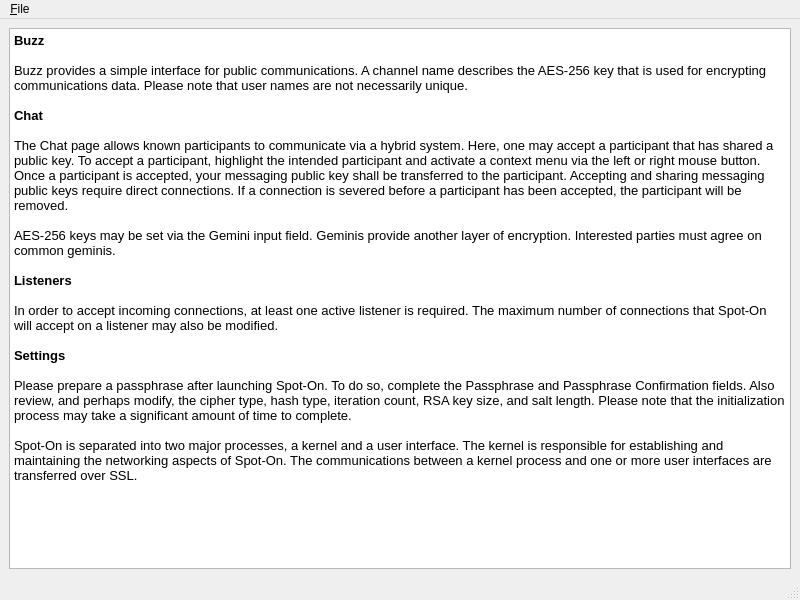
Old version of the form UI/docviewer.ui in the repository xloem/spot-on-svn.
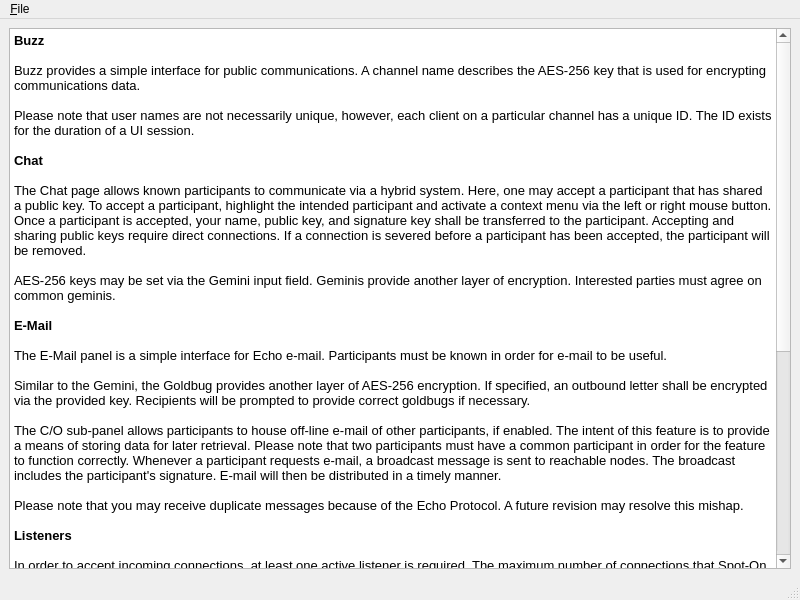
New version of the form. Icons and pictures are not drawn.

Commit message: Updated documentation. Removed extra widget from the control panel's Listeners page.

Patch:
```diff
--- a/UI/docviewer.ui
+++ b/UI/docviewer.ui
@@ -28,23 +28,45 @@
 &lt;/style&gt;&lt;/head&gt;&lt;body style=&quot; font-family:'Sans'; font-size:10pt; font-weight:400; font-style:normal;&quot;&gt;
 &lt;p style=&quot; margin-top:0px; margin-bottom:0px; margin-left:0px; margin-right:0px; -qt-block-indent:0; text-indent:0px;&quot;&gt;&lt;span style=&quot; font-weight:600;&quot;&gt;Buzz&lt;/span&gt;&lt;/p&gt;
 &lt;p style=&quot;-qt-paragraph-type:empty; margin-top:0px; margin-bottom:0px; margin-left:0px; margin-right:0px; -qt-block-indent:0; text-indent:0px;&quot;&gt;&lt;br /&gt;&lt;/p&gt;
-&lt;p style=&quot; margin-top:0px; margin-bottom:0px; margin-left:0px; margin-right:0px; -qt-block-indent:0; text-indent:0px;&quot;&gt;Buzz provides a simple interface for public communications. A channel name describes the AES-256 key that is used for encrypting communications data. Please note that user names are not necessarily unique.&lt;/p&gt;
+&lt;p style=&quot; margin-top:0px; margin-bottom:0px; margin-left:0px; margin-right:0px; -qt-block-indent:0; text-indent:0px;&quot;&gt;Buzz provides a simple interface for public communications. A channel name describes the AES-256 key that is used for encrypting communications data.&lt;/p&gt;
+&lt;p style=&quot;-qt-paragraph-type:empty; margin-top:0px; margin-bottom:0px; margin-left:0px; margin-right:0px; -qt-block-indent:0; text-indent:0px;&quot;&gt;&lt;br /&gt;&lt;/p&gt;
+&lt;p style=&quot; margin-top:0px; margin-bottom:0px; margin-left:0px; margin-right:0px; -qt-block-indent:0; text-indent:0px;&quot;&gt;Please note that user names are not necessarily unique, however, each client on a particular channel has a unique ID. The ID exists for the duration of a UI session.&lt;/p&gt;
 &lt;p style=&quot;-qt-paragraph-type:empty; margin-top:0px; margin-bottom:0px; margin-left:0px; margin-right:0px; -qt-block-indent:0; text-indent:0px; font-family:'Lucida Grande'; font-weight:600;&quot;&gt;&lt;br /&gt;&lt;/p&gt;
 &lt;p style=&quot; margin-top:0px; margin-bottom:0px; margin-left:0px; margin-right:0px; -qt-block-indent:0; text-indent:0px;&quot;&gt;&lt;span style=&quot; font-family:'Lucida Grande'; font-weight:600;&quot;&gt;Chat&lt;/span&gt;&lt;/p&gt;
 &lt;p style=&quot;-qt-paragraph-type:empty; margin-top:0px; margin-bottom:0px; margin-left:0px; margin-right:0px; -qt-block-indent:0; text-indent:0px; font-family:'Lucida Grande';&quot;&gt;&lt;br /&gt;&lt;/p&gt;
-&lt;p style=&quot; margin-top:0px; margin-bottom:0px; margin-left:0px; margin-right:0px; -qt-block-indent:0; text-indent:0px;&quot;&gt;&lt;span style=&quot; font-family:'Lucida Grande';&quot;&gt;The Chat page allows known participants to communicate via a hybrid system. Here, one may accept a participant that has shared a public key. To accept a participant, highlight the intended participant and activate a context menu via the left or right mouse button. Once a participant is accepted, your messaging public key shall be transferred to the participant. Accepting and sharing messaging public keys require direct connections. If a connection is severed before a participant has been accepted, the participant will be removed.&lt;/span&gt;&lt;/p&gt;
+&lt;p style=&quot; margin-top:0px; margin-bottom:0px; margin-left:0px; margin-right:0px; -qt-block-indent:0; text-indent:0px;&quot;&gt;&lt;span style=&quot; font-family:'Lucida Grande';&quot;&gt;The Chat page allows known participants to communicate via a hybrid system. Here, one may accept a participant that has shared a public key. To accept a participant, highlight the intended participant and activate a context menu via the left or right mouse button. Once a participant is accepted, your name, public key, and signature key shall be transferred to the participant. Accepting and sharing public keys require direct connections. If a connection is severed before a participant has been accepted, the participant will be removed.&lt;/span&gt;&lt;/p&gt;
 &lt;p style=&quot;-qt-paragraph-type:empty; margin-top:0px; margin-bottom:0px; margin-left:0px; margin-right:0px; -qt-block-indent:0; text-indent:0px; font-family:'Lucida Grande';&quot;&gt;&lt;br /&gt;&lt;/p&gt;
 &lt;p style=&quot; margin-top:0px; margin-bottom:0px; margin-left:0px; margin-right:0px; -qt-block-indent:0; text-indent:0px;&quot;&gt;&lt;span style=&quot; font-family:'Lucida Grande';&quot;&gt;AES-256 keys may be set via the Gemini input field. Geminis provide another layer of encryption. Interested parties must agree on common geminis.&lt;/span&gt;&lt;/p&gt;
 &lt;p style=&quot;-qt-paragraph-type:empty; margin-top:0px; margin-bottom:0px; margin-left:0px; margin-right:0px; -qt-block-indent:0; text-indent:0px; font-family:'Lucida Grande';&quot;&gt;&lt;br /&gt;&lt;/p&gt;
+&lt;p style=&quot; margin-top:0px; margin-bottom:0px; margin-left:0px; margin-right:0px; -qt-block-indent:0; text-indent:0px;&quot;&gt;&lt;span style=&quot; font-family:'Lucida Grande'; font-weight:600;&quot;&gt;E-Mail&lt;/span&gt;&lt;/p&gt;
+&lt;p style=&quot;-qt-paragraph-type:empty; margin-top:0px; margin-bottom:0px; margin-left:0px; margin-right:0px; -qt-block-indent:0; text-indent:0px; font-family:'Lucida Grande';&quot;&gt;&lt;br /&gt;&lt;/p&gt;
+&lt;p style=&quot; margin-top:0px; margin-bottom:0px; margin-left:0px; margin-right:0px; -qt-block-indent:0; text-indent:0px;&quot;&gt;&lt;span style=&quot; font-family:'Lucida Grande';&quot;&gt;The E-Mail panel is a simple interface for Echo e-mail. Participants must be known in order for e-mail to be useful.&lt;/span&gt;&lt;/p&gt;
+&lt;p style=&quot;-qt-paragraph-type:empty; margin-top:0px; margin-bottom:0px; margin-left:0px; margin-right:0px; -qt-block-indent:0; text-indent:0px; font-family:'Lucida Grande';&quot;&gt;&lt;br /&gt;&lt;/p&gt;
+&lt;p style=&quot; margin-top:0px; margin-bottom:0px; margin-left:0px; margin-right:0px; -qt-block-indent:0; text-indent:0px;&quot;&gt;&lt;span style=&quot; font-family:'Lucida Grande';&quot;&gt;Similar to the Gemini, the Goldbug provides another layer of AES-256 encryption. If specified, an outbound letter shall be encrypted via the provided key. Recipients will be prompted to provide correct goldbugs if necessary.&lt;/span&gt;&lt;/p&gt;
+&lt;p style=&quot;-qt-paragraph-type:empty; margin-top:0px; margin-bottom:0px; margin-left:0px; margin-right:0px; -qt-block-indent:0; text-indent:0px; font-family:'Lucida Grande';&quot;&gt;&lt;br /&gt;&lt;/p&gt;
+&lt;p style=&quot; margin-top:0px; margin-bottom:0px; margin-left:0px; margin-right:0px; -qt-block-indent:0; text-indent:0px;&quot;&gt;&lt;span style=&quot; font-family:'Lucida Grande';&quot;&gt;The C/O sub-panel allows participants to house off-line e-mail of other participants, if enabled. The intent of this feature is to provide a means of storing data for later retrieval. Please note that two participants must have a common participant in order for the feature to function correctly. Whenever a participant requests e-mail, a broadcast message is sent to reachable nodes. The broadcast includes the participant's signature. E-mail will then be distributed in a timely manner.&lt;/span&gt;&lt;/p&gt;
+&lt;p style=&quot;-qt-paragraph-type:empty; margin-top:0px; margin-bottom:0px; margin-left:0px; margin-right:0px; -qt-block-indent:0; text-indent:0px; font-family:'Lucida Grande';&quot;&gt;&lt;br /&gt;&lt;/p&gt;
+&lt;p style=&quot; margin-top:0px; margin-bottom:0px; margin-left:0px; margin-right:0px; -qt-block-indent:0; text-indent:0px;&quot;&gt;&lt;span style=&quot; font-family:'Lucida Grande';&quot;&gt;Please note that you may receive duplicate messages because of the Echo Protocol. A future revision may resolve this mishap.&lt;/span&gt;&lt;/p&gt;
+&lt;p style=&quot;-qt-paragraph-type:empty; margin-top:0px; margin-bottom:0px; margin-left:0px; margin-right:0px; -qt-block-indent:0; text-indent:0px; font-family:'Lucida Grande';&quot;&gt;&lt;br /&gt;&lt;/p&gt;
 &lt;p style=&quot; margin-top:0px; margin-bottom:0px; margin-left:0px; margin-right:0px; -qt-block-indent:0; text-indent:0px;&quot;&gt;&lt;span style=&quot; font-family:'Lucida Grande'; font-weight:600;&quot;&gt;Listeners&lt;/span&gt;&lt;/p&gt;
 &lt;p style=&quot;-qt-paragraph-type:empty; margin-top:0px; margin-bottom:0px; margin-left:0px; margin-right:0px; -qt-block-indent:0; text-indent:0px; font-family:'Lucida Grande';&quot;&gt;&lt;br /&gt;&lt;/p&gt;
-&lt;p style=&quot; margin-top:0px; margin-bottom:0px; margin-left:0px; margin-right:0px; -qt-block-indent:0; text-indent:0px;&quot;&gt;&lt;span style=&quot; font-family:'Lucida Grande';&quot;&gt;In order to accept incoming connections, at least one active listener is required. The maximum number of connections that Spot-On will accept on a listener may also be modified.&lt;/span&gt;&lt;/p&gt;
+&lt;p style=&quot; margin-top:0px; margin-bottom:0px; margin-left:0px; margin-right:0px; -qt-block-indent:0; text-indent:0px;&quot;&gt;&lt;span style=&quot; font-family:'Lucida Grande';&quot;&gt;In order to accept incoming connections, at least one active listener is required. The maximum number of connections that Spot-On will accept on a listener may also be modified. Echo modes and SSL key sizes may be selected as well.&lt;/span&gt;&lt;/p&gt;
+&lt;p style=&quot;-qt-paragraph-type:empty; margin-top:0px; margin-bottom:0px; margin-left:0px; margin-right:0px; -qt-block-indent:0; text-indent:0px; font-family:'Lucida Grande';&quot;&gt;&lt;br /&gt;&lt;/p&gt;
+&lt;p style=&quot; margin-top:0px; margin-bottom:0px; margin-left:0px; margin-right:0px; -qt-block-indent:0; text-indent:0px;&quot;&gt;&lt;span style=&quot; font-family:'Lucida Grande';&quot;&gt;Data that is transmitted on the Echo Protocol is subject to echoes. To restrict echoed data on a listener, simply select the Echo Mode. Please note that in order for a connection to be either full or half, both endpoints must agree on a mode.&lt;/span&gt;&lt;/p&gt;
+&lt;p style=&quot;-qt-paragraph-type:empty; margin-top:0px; margin-bottom:0px; margin-left:0px; margin-right:0px; -qt-block-indent:0; text-indent:0px; font-family:'Lucida Grande';&quot;&gt;&lt;br /&gt;&lt;/p&gt;
+&lt;p style=&quot; margin-top:0px; margin-bottom:0px; margin-left:0px; margin-right:0px; -qt-block-indent:0; text-indent:0px;&quot;&gt;&lt;span style=&quot; font-family:'Lucida Grande'; font-weight:600;&quot;&gt;Search&lt;/span&gt;&lt;/p&gt;
+&lt;p style=&quot;-qt-paragraph-type:empty; margin-top:0px; margin-bottom:0px; margin-left:0px; margin-right:0px; -qt-block-indent:0; text-indent:0px; font-family:'Lucida Grande';&quot;&gt;&lt;br /&gt;&lt;/p&gt;
+&lt;p style=&quot; margin-top:0px; margin-bottom:0px; margin-left:0px; margin-right:0px; -qt-block-indent:0; text-indent:0px;&quot;&gt;&lt;span style=&quot; font-family:'Lucida Grande';&quot;&gt;Not yet implemented.&lt;/span&gt;&lt;/p&gt;
 &lt;p style=&quot;-qt-paragraph-type:empty; margin-top:0px; margin-bottom:0px; margin-left:0px; margin-right:0px; -qt-block-indent:0; text-indent:0px; font-family:'Lucida Grande';&quot;&gt;&lt;br /&gt;&lt;/p&gt;
 &lt;p style=&quot; margin-top:0px; margin-bottom:0px; margin-left:0px; margin-right:0px; -qt-block-indent:0; text-indent:0px;&quot;&gt;&lt;span style=&quot; font-family:'Lucida Grande'; font-weight:600;&quot;&gt;Settings&lt;/span&gt;&lt;/p&gt;
 &lt;p style=&quot;-qt-paragraph-type:empty; margin-top:0px; margin-bottom:0px; margin-left:0px; margin-right:0px; -qt-block-indent:0; text-indent:0px; font-family:'Lucida Grande';&quot;&gt;&lt;br /&gt;&lt;/p&gt;
 &lt;p style=&quot; margin-top:0px; margin-bottom:0px; margin-left:0px; margin-right:0px; -qt-block-indent:0; text-indent:0px;&quot;&gt;&lt;span style=&quot; font-family:'Lucida Grande';&quot;&gt;Please prepare a passphrase after launching Spot-On. To do so, complete the Passphrase and Passphrase Confirmation fields. Also review, and perhaps modify, the cipher type, hash type, iteration count, RSA key size, and salt length. Please note that the initialization process may take a significant amount of time to complete.&lt;/span&gt;&lt;/p&gt;
 &lt;p style=&quot;-qt-paragraph-type:empty; margin-top:0px; margin-bottom:0px; margin-left:0px; margin-right:0px; -qt-block-indent:0; text-indent:0px; font-family:'Lucida Grande';&quot;&gt;&lt;br /&gt;&lt;/p&gt;
-&lt;p style=&quot; margin-top:0px; margin-bottom:0px; margin-left:0px; margin-right:0px; -qt-block-indent:0; text-indent:0px;&quot;&gt;&lt;span style=&quot; font-family:'Lucida Grande';&quot;&gt;Spot-On is separated into two major processes, a kernel and a user interface. The kernel is responsible for establishing and maintaining the networking aspects of Spot-On. The communications between a kernel process and one or more user interfaces are transferred over SSL.&lt;/span&gt;&lt;/p&gt;
+&lt;p style=&quot; margin-top:0px; margin-bottom:0px; margin-left:0px; margin-right:0px; -qt-block-indent:0; text-indent:0px;&quot;&gt;&lt;span style=&quot; font-family:'Lucida Grande';&quot;&gt;Spot-On is separated into two major processes, a kernel and a user interface. The kernel is responsible for establishing and maintaining the networking aspects of Spot-On. The data between a kernel process and one or more user interfaces are transferred over SSL.&lt;/span&gt;&lt;/p&gt;
+&lt;p style=&quot;-qt-paragraph-type:empty; margin-top:0px; margin-bottom:0px; margin-left:0px; margin-right:0px; -qt-block-indent:0; text-indent:0px; font-family:'Lucida Grande';&quot;&gt;&lt;br /&gt;&lt;/p&gt;
+&lt;p style=&quot; margin-top:0px; margin-bottom:0px; margin-left:0px; margin-right:0px; -qt-block-indent:0; text-indent:0px;&quot;&gt;&lt;span style=&quot; font-family:'Lucida Grande'; font-weight:600;&quot;&gt;URLs&lt;/span&gt;&lt;/p&gt;
+&lt;p style=&quot;-qt-paragraph-type:empty; margin-top:0px; margin-bottom:0px; margin-left:0px; margin-right:0px; -qt-block-indent:0; text-indent:0px; font-family:'Lucida Grande';&quot;&gt;&lt;br /&gt;&lt;/p&gt;
+&lt;p style=&quot; margin-top:0px; margin-bottom:0px; margin-left:0px; margin-right:0px; -qt-block-indent:0; text-indent:0px;&quot;&gt;&lt;span style=&quot; font-family:'Lucida Grande';&quot;&gt;Not yet implemented.&lt;/span&gt;&lt;/p&gt;
 &lt;p style=&quot;-qt-paragraph-type:empty; margin-top:0px; margin-bottom:0px; margin-left:0px; margin-right:0px; -qt-block-indent:0; text-indent:0px; font-family:'Lucida Grande';&quot;&gt;&lt;br /&gt;&lt;/p&gt;&lt;/body&gt;&lt;/html&gt;</string>
       </property>
      </widget>
```
The commit also changes 1 other file.
